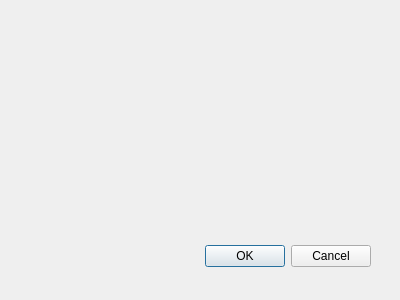
Qt form GUI/qt/QtImaging/pixelsizedlg.ui (neutronimaging/imagingsuite) before a commit.
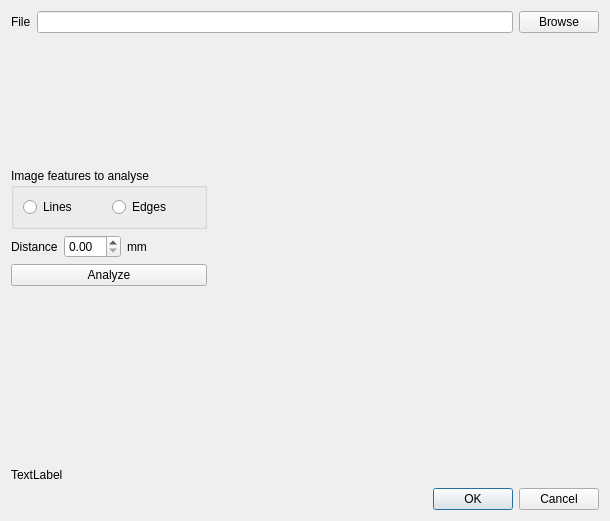
The same form after that commit. Custom widgets are drawn as their Qt base class.

Commit message: Working on the pixel size dialog, still crashing

Diff of the .ui file:
```diff
--- a/GUI/qt/QtImaging/pixelsizedlg.ui
+++ b/GUI/qt/QtImaging/pixelsizedlg.ui
@@ -8,31 +8,199 @@
    <rect>
     <x>0</x>
     <y>0</y>
-    <width>400</width>
-    <height>300</height>
+    <width>610</width>
+    <height>521</height>
    </rect>
   </property>
   <property name="windowTitle">
    <string>Dialog</string>
   </property>
-  <widget name="buttonBox" class="QDialogButtonBox">
-   <property name="geometry">
-    <rect>
-     <x>30</x>
-     <y>240</y>
-     <width>341</width>
-     <height>32</height>
-    </rect>
-   </property>
-   <property name="orientation">
-    <enum>Qt::Horizontal</enum>
-   </property>
-   <property name="standardButtons">
-    <set>QDialogButtonBox::Cancel|QDialogButtonBox::Ok</set>
-   </property>
-  </widget>
+  <layout class="QVBoxLayout" name="verticalLayout">
+   <item>
+    <layout class="QHBoxLayout" name="horizontalLayout">
+     <item>
+      <widget class="QLabel" name="label">
+       <property name="text">
+        <string>File</string>
+       </property>
+      </widget>
+     </item>
+     <item>
+      <widget class="QLineEdit" name="lineEdit_FileName">
+       <property name="toolTip">
+        <string>Full path to the image.</string>
+       </property>
+      </widget>
+     </item>
+     <item>
+      <widget class="QPushButton" name="pushButton_Browse">
+       <property name="toolTip">
+        <string>Browse for image to analyse</string>
+       </property>
+       <property name="text">
+        <string>Browse</string>
+       </property>
+      </widget>
+     </item>
+    </layout>
+   </item>
+   <item>
+    <layout class="QHBoxLayout" name="horizontalLayout_4">
+     <item>
+      <layout class="QVBoxLayout" name="verticalLayout_2">
+       <item>
+        <widget class="QtAddons::uxROIWidget" name="roi" native="true">
+         <property name="minimumSize">
+          <size>
+           <width>196</width>
+           <height>123</height>
+          </size>
+         </property>
+        </widget>
+       </item>
+       <item>
+        <widget class="QGroupBox" name="groupBox">
+         <property name="title">
+          <string>Image features to analyse</string>
+         </property>
+         <layout class="QHBoxLayout" name="horizontalLayout_3">
+          <item>
+           <widget class="QRadioButton" name="radioButton_Lines">
+            <property name="toolTip">
+             <string>The distance is measured between two lines in the marked ROI</string>
+            </property>
+            <property name="text">
+             <string>Lines</string>
+            </property>
+           </widget>
+          </item>
+          <item>
+           <widget class="QRadioButton" name="radioButton_Edges">
+            <property name="toolTip">
+             <string>The distance is measured between two edges in the ROI.</string>
+            </property>
+            <property name="text">
+             <string>Edges</string>
+            </property>
+           </widget>
+          </item>
+         </layout>
+        </widget>
+       </item>
+       <item>
+        <layout class="QHBoxLayout" name="horizontalLayout_2">
+         <item>
+          <widget class="QLabel" name="label_2">
+           <property name="text">
+            <string>Distance</string>
+           </property>
+          </widget>
+         </item>
+         <item>
+          <widget class="QDoubleSpinBox" name="doubleSpinBox_Distance">
+           <property name="toolTip">
+            <string>Metric distance between two features in the image.</string>
+           </property>
+          </widget>
+         </item>
+         <item>
+          <widget class="QLabel" name="label_4">
+           <property name="text">
+            <string>mm</string>
+           </property>
+          </widget>
+         </item>
+         <item>
+          <spacer name="horizontalSpacer">
+           <property name="orientation">
+            <enum>Qt::Horizontal</enum>
+           </property>
+           <property name="sizeHint" stdset="0">
+            <size>
+             <width>40</width>
+             <height>20</height>
+            </size>
+           </property>
+          </spacer>
+         </item>
+        </layout>
+       </item>
+       <item>
+        <widget class="QPushButton" name="pushButton_Analyze">
+         <property name="toolTip">
+          <string>Start the analysis.</string>
+         </property>
+         <property name="text">
+          <string>Analyze</string>
+         </property>
+        </widget>
+       </item>
+       <item>
+        <spacer name="verticalSpacer">
+         <property name="orientation">
+          <enum>Qt::Vertical</enum>
+         </property>
+         <property name="sizeHint" stdset="0">
+          <size>
+           <width>20</width>
+           <height>40</height>
+          </size>
+         </property>
+        </spacer>
+       </item>
+      </layout>
+     </item>
+     <item>
+      <widget class="QtAddons::ImageViewerWidget" name="viewer" native="true">
+       <property name="minimumSize">
+        <size>
+         <width>386</width>
+         <height>386</height>
+        </size>
+       </property>
+      </widget>
+     </item>
+    </layout>
+   </item>
+   <item>
+    <widget class="QLabel" name="label_results">
+     <property name="text">
+      <string>TextLabel</string>
+     </property>
+    </widget>
+   </item>
+   <item>
+    <widget class="QDialogButtonBox" name="buttonBox">
+     <property name="orientation">
+      <enum>Qt::Horizontal</enum>
+     </property>
+     <property name="standardButtons">
+      <set>QDialogButtonBox::Cancel|QDialogButtonBox::Ok</set>
+     </property>
+    </widget>
+   </item>
+  </layout>
  </widget>
- <pixmapfunction/>
+ <customwidgets>
+  <customwidget>
+   <class>QtAddons::ImageViewerWidget</class>
+   <extends>QWidget</extends>
+   <header location="global">imageviewerwidget.h</header>
+   <container>1</container>
+   <slots>
+    <signal>levelsChanged(float,float)</signal>
+   </slots>
+  </customwidget>
+  <customwidget>
+   <class>QtAddons::uxROIWidget</class>
+   <extends>QWidget</extends>
+   <header location="global">uxroiwidget.h</header>
+   <container>1</container>
+   <slots>
+    <signal>valueChanged(int,int,int,int)</signal>
+   </slots>
+  </customwidget>
+ </customwidgets>
  <resources/>
  <connections>
   <connection>
```
Left out of the diff: 8 changed lines with no effect on the pictures. The commit also changes 14 other files.
